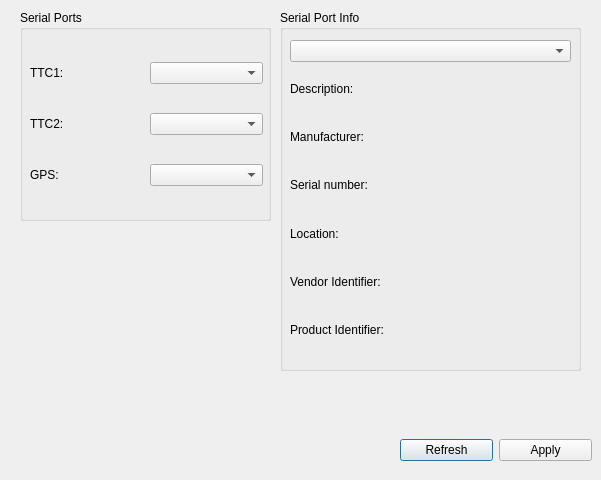
This is settingsdialog.ui in majestix508/StacieEmu as Qt 5 draws it before an edit. The edited form follows.
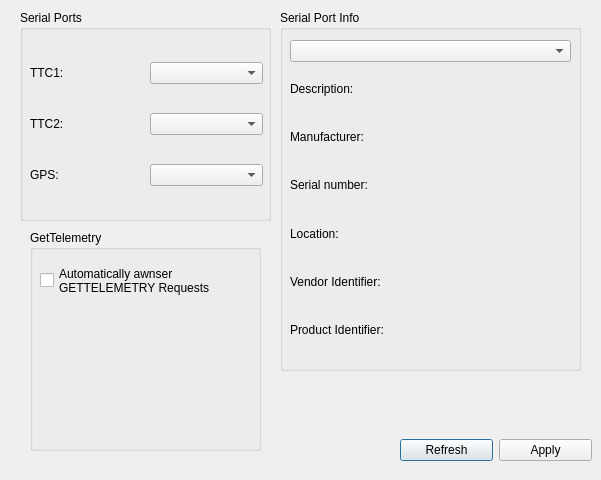
This is the edited form.

Commit message: added gps commands and auto awnser of gettelemetry requests

What changed in the file:
```diff
--- a/settingsdialog.ui
+++ b/settingsdialog.ui
@@ -188,6 +188,33 @@
     </item>
    </layout>
   </widget>
+  <widget class="QGroupBox" name="groupBox_2">
+   <property name="geometry">
+    <rect>
+     <x>30</x>
+     <y>230</y>
+     <width>231</width>
+     <height>221</height>
+    </rect>
+   </property>
+   <property name="title">
+    <string>GetTelemetry</string>
+   </property>
+   <widget class="QCheckBox" name="TelemetrycheckBox">
+    <property name="geometry">
+     <rect>
+      <x>10</x>
+      <y>30</y>
+      <width>221</width>
+      <height>41</height>
+     </rect>
+    </property>
+    <property name="text">
+     <string>Automatically awnser 
+GETTELEMETRY Requests</string>
+    </property>
+   </widget>
+  </widget>
  </widget>
  <resources/>
  <connections/>
```
The commit also changes 5 other files.
